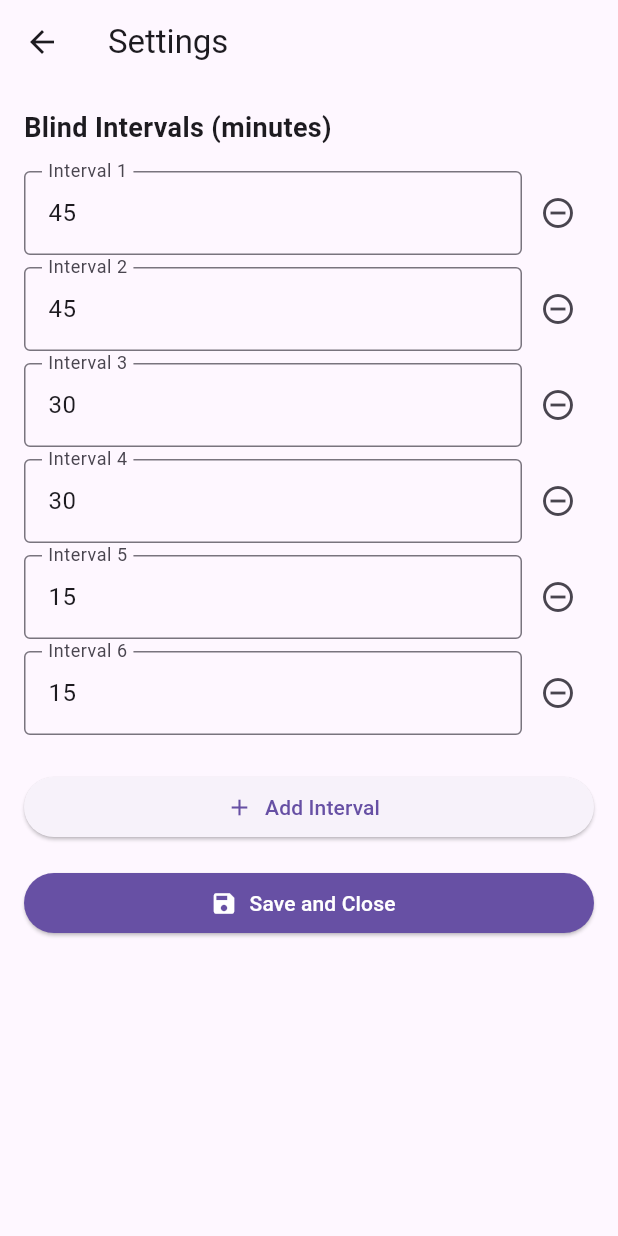
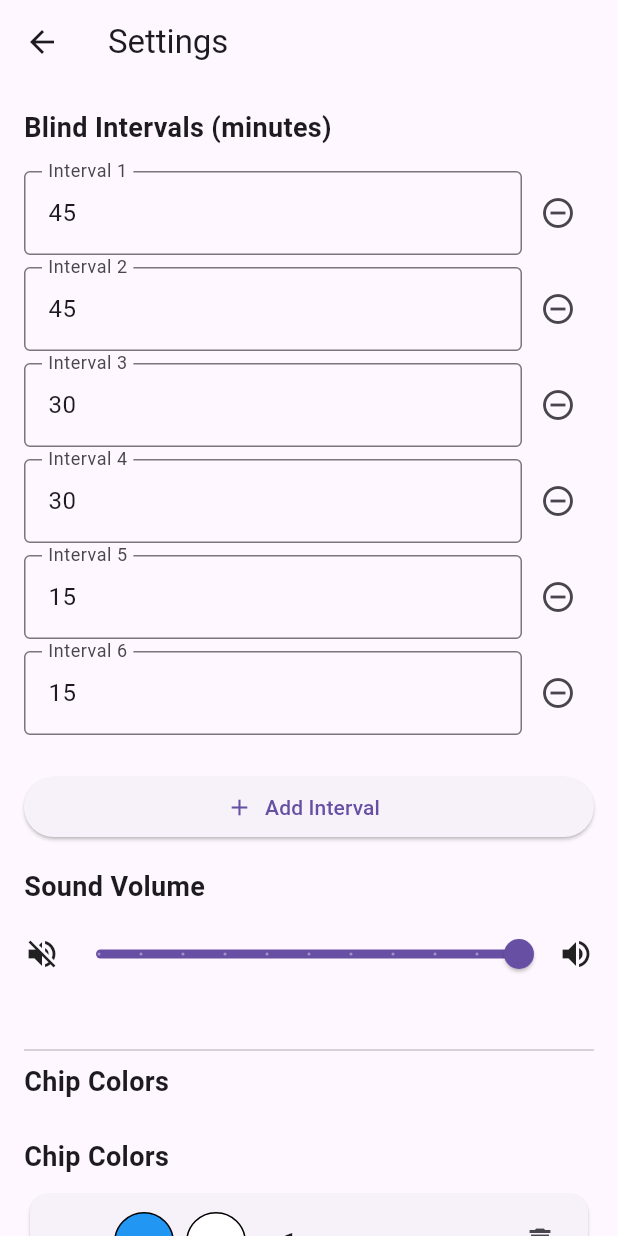
Before and after one commit to wpieters/poker-timer-app-flutter, a Flutter app: the screen it shows after launch, after a tap on "Start", after a tap on the "settings" icon, on a phone screen of 412 x 824 dp. Run offline on Flutter 3.47's test engine with Material 3 defaults, Android fonts, the phone set to English and light mode, and no system bars; our stand-ins replace assets_audio_player, flutter_colorpicker, shared_preferences.

Commit message:
feat: add volume control for timer end sound
- Add volume setting to BlindSettings model
- Add volume slider to settings page
- Apply volume setting to timer end sound
- Add audio assets directory
- Add widget directory with chip level editor

```diff
--- a/lib/main.dart
+++ b/lib/main.dart
@@ -1,7 +1,8 @@
 import 'package:flutter/material.dart';
 import 'dart:async';
 
-import 'package:poker_timer/blindcolors.dart';
+import 'package:assets_audio_player/assets_audio_player.dart';
+import 'package:poker_timer/models/blind_settings.dart';
 import 'package:poker_timer/services/settings_service.dart';
 import 'package:poker_timer/pages/settings_page.dart';
 
@@ -42,40 +43,29 @@ enum TimerState {
 }
 
 class _TimerHomePageState extends State<TimerHomePage> {
+  final AssetsAudioPlayer _audioPlayer = AssetsAudioPlayer();
   late List<int> intervals;
+  late List<ChipLevel> chipLevels;
   int? currentInterval;
   Timer? _timer;
   Timer? _countdownTimer;
   int _remainingSeconds = 0;
   String message = "Press start to begin timer.";
   TimerState _timerState = TimerState.initial;
-  List<BlindColors> blindColorsList = [
-    BlindColors(smallBlind: Colors.blue, bigBlind: Colors.white, bigCount: 1),
-    BlindColors(smallBlind: Colors.white, bigBlind: Colors.black, bigCount: 1),
-    BlindColors(smallBlind: Colors.black, bigBlind: Colors.red, bigCount: 1),
-    BlindColors(smallBlind: Colors.red, bigBlind: Colors.green, bigCount: 1),
-    BlindColors(smallBlind: Colors.green, bigBlind: Colors.green, bigCount: 2),
-    BlindColors(smallBlind: Colors.green, bigBlind: Colors.green, bigCount: 4),
-    BlindColors(smallBlind: Colors.green, bigBlind: Colors.green, bigCount: 8),
-    BlindColors(smallBlind: Colors.green, bigBlind: Colors.green, bigCount: 16),
-    BlindColors(smallBlind: Colors.green, bigBlind: Colors.green, bigCount: 32),
-    BlindColors(smallBlind: Colors.green, bigBlind: Colors.green, bigCount: 64),
-    BlindColors(smallBlind: Colors.green, bigBlind: Colors.green, bigCount: 128), // we should never realistically reach this
-  ];
   int currentBlindIndex = 0;
 
   @override
   void dispose() {
     _timer?.cancel();
+    _audioPlayer.dispose();
     super.dispose();
   }
 
   void _updateBlinds() {
-    if (currentBlindIndex < blindColorsList.length - 1) {
+    if (currentBlindIndex < chipLevels.length - 1) {
       currentBlindIndex++;
-    } else {
-      currentBlindIndex = 0;
     }
+    // Stay at final level once reached
   }
 
   void _startTimer() {
@@ -107,7 +97,15 @@ class _TimerHomePageState extends State<TimerHomePage> {
       });
     });
 
-    _timer = Timer(Duration(minutes: currentInterval!), () {
+    _timer = Timer(Duration(minutes: currentInterval!), () async {
+      // Play sound when timer ends
+      final settings = widget.settingsService.getSettings();
+      await _audioPlayer.open(
+        Audio("assets/audio/timer_end.mp3"),
+        autoStart: true,
+        showNotification: false,
+        volume: settings.volume,
+      );
       setState(() {
         _updateBlinds();
         message = "$currentInterval minutes passed!";
@@ -151,6 +149,7 @@ class _TimerHomePageState extends State<TimerHomePage> {
     final settings = widget.settingsService.getSettings();
     setState(() {
       intervals = List.from(settings.intervals);
+      chipLevels = List.from(settings.chipLevels);
     });
   }
 
@@ -163,6 +162,7 @@ class _TimerHomePageState extends State<TimerHomePage> {
           onSettingsChanged: (newSettings) {
             setState(() {
               intervals = List.from(newSettings.intervals);
+              chipLevels = List.from(newSettings.chipLevels);
             });
           },
         ),
@@ -172,7 +172,7 @@ class _TimerHomePageState extends State<TimerHomePage> {
 
   @override
   Widget build(BuildContext context) {
-    BlindColors currentBlinds = blindColorsList[currentBlindIndex];
+    final currentLevel = chipLevels[currentBlindIndex];
 
     return Scaffold(
       appBar: AppBar(
@@ -227,8 +227,60 @@ class _TimerHomePageState extends State<TimerHomePage> {
                 Row(
                   mainAxisAlignment: MainAxisAlignment.center,
                   children: [
-                    buildBlindIcon(currentBlinds.smallBlind, currentBlinds.getSmallCount()), // Small blind icon
-                    buildBlindIcon(currentBlinds.bigBlind, currentBlinds.getBigCount()), // Big blind icon
+                    Stack(
+                      alignment: Alignment.bottomRight,
+                      children: [
+                        Container(
+                          width: 60,
+                          height: 60,
+                          margin: const EdgeInsets.all(8),
+                          decoration: BoxDecoration(
+                            color: currentLevel.smallBlindColor,
+                            shape: BoxShape.circle,
+                            border: Border.all(color: Colors.black, width: 2),
+                          ),
+                        ),
+                        if (currentLevel.bigBlindMultiplier > 1)
+                          Container(
+                            padding: const EdgeInsets.all(4),
+                            decoration: const BoxDecoration(
+                              color: Colors.black54,
+                              shape: BoxShape.circle,
+                            ),
+                            child: Text(
+                              "×${currentLevel.bigBlindMultiplier ~/ 2}",
+                              style: const TextStyle(fontSize: 16, color: Colors.white, fontWeight: FontWeight.bold),
+                            ),
+                          ),
+                      ],
+                    ),
+                    Stack(
+                      alignment: Alignment.bottomRight,
+                      children: [
+                        Container(
+                          width: 60,
+                          height: 60,
+                          margin: const EdgeInsets.all(8),
+                          decoration: BoxDecoration(
+                            color: currentLevel.bigBlindColor,
+                            shape: BoxShape.circle,
+                            border: Border.all(color: Colors.black, width: 2),
+                          ),
+                        ),
+                        if (currentLevel.bigBlindMultiplier > 1)
+                          Container(
+                            padding: const EdgeInsets.all(4),
+                            decoration: const BoxDecoration(
+                              color: Colors.black54,
+                              shape: BoxShape.circle,
+                            ),
+                            child: Text(
+                              "×${currentLevel.bigBlindMultiplier}",
+                              style: const TextStyle(fontSize: 16, color: Colors.white, fontWeight: FontWeight.bold),
+                            ),
+                          ),
+                      ],
+                    ),
                   ],
                 ),
               ],
--- a/lib/models/blind_settings.dart
+++ b/lib/models/blind_settings.dart
@@ -1,27 +1,110 @@
 import 'dart:convert';
+import 'package:flutter/material.dart';
+
+class ChipLevel {
+  final Color smallBlindColor;
+  final Color bigBlindColor;
+  final int bigBlindMultiplier;
+
+  const ChipLevel({
+    required this.smallBlindColor,
+    required this.bigBlindColor,
+    required this.bigBlindMultiplier,
+  });
+
+  Map<String, dynamic> toJson() {
+    return {
+      'smallBlindColor': smallBlindColor.value,
+      'bigBlindColor': bigBlindColor.value,
+      'bigBlindMultiplier': bigBlindMultiplier,
+    };
+  }
+
+  factory ChipLevel.fromJson(Map<String, dynamic> json) {
+    return ChipLevel(
+      smallBlindColor: Color(json['smallBlindColor']),
+      bigBlindColor: Color(json['bigBlindColor']),
+      bigBlindMultiplier: json['bigBlindMultiplier'],
+    );
+  }
+
+  ChipLevel copyWith({
+    Color? smallBlindColor,
+    Color? bigBlindColor,
+    int? bigBlindMultiplier,
+  }) {
+    return ChipLevel(
+      smallBlindColor: smallBlindColor ?? this.smallBlindColor,
+      bigBlindColor: bigBlindColor ?? this.bigBlindColor,
+      bigBlindMultiplier: bigBlindMultiplier ?? this.bigBlindMultiplier,
+    );
+  }
+}
 
 class BlindSettings {
   final List<int> intervals;
+  final List<ChipLevel> chipLevels;
+  final double volume;
 
   const BlindSettings({
     required this.intervals,
+    required this.chipLevels,
+    this.volume = 1.0,
   });
 
   factory BlindSettings.defaultSettings() {
-    return const BlindSettings(
-      intervals: [45, 45, 30, 30, 15, 15],
+    return BlindSettings(
+      intervals: const [45, 45, 30, 30, 15, 15],
+      chipLevels: [
+        const ChipLevel(
+          smallBlindColor: Colors.blue,
+          bigBlindColor: Colors.white,
+          bigBlindMultiplier: 1,
+        ),
+        const ChipLevel(
+          smallBlindColor: Colors.white,
+          bigBlindColor: Colors.black,
+          bigBlindMultiplier: 1,
+        ),
+        const ChipLevel(
+          smallBlindColor: Colors.black,
+          bigBlindColor: Colors.red,
+          bigBlindMultiplier: 1,
+        ),
+        const ChipLevel(
+          smallBlindColor: Colors.red,
+          bigBlindColor: Colors.green,
+          bigBlindMultiplier: 1,
+        ),
+        const ChipLevel(
+          smallBlindColor: Colors.green,
+          bigBlindColor: Colors.green,
+          bigBlindMultiplier: 2,
+        ),
+        const ChipLevel(
+          smallBlindColor: Colors.green,
+          bigBlindColor: Colors.green,
+          bigBlindMultiplier: 4,
+        ),
+      ],
     );
   }
 
   Map<String, dynamic> toJson() {
     return {
       'intervals': intervals,
+      'chipLevels': chipLevels.map((level) => level.toJson()).toList(),
+      'volume': volume,
     };
   }
 
   factory BlindSettings.fromJson(Map<String, dynamic> json) {
     return BlindSettings(
       intervals: List<int>.from(json['intervals']),
+      chipLevels: (json['chipLevels'] as List)
+          .map((level) => ChipLevel.fromJson(level))
+          .toList(),
+      volume: (json['volume'] as num?)?.toDouble() ?? 1.0,
     );
   }
 
@@ -33,9 +116,13 @@ class BlindSettings {
 
   BlindSettings copyWith({
     List<int>? intervals,
+    List<ChipLevel>? chipLevels,
+    double? volume,
   }) {
     return BlindSettings(
       intervals: intervals ?? this.intervals,
+      chipLevels: chipLevels ?? this.chipLevels,
+      volume: volume ?? this.volume,
     );
   }
 }
--- a/lib/pages/settings_page.dart
+++ b/lib/pages/settings_page.dart
@@ -1,6 +1,7 @@
 import 'package:flutter/material.dart';
 import '../models/blind_settings.dart';
 import '../services/settings_service.dart';
+import '../widgets/chip_level_editor.dart';
 
 class SettingsPage extends StatefulWidget {
   final SettingsService settingsService;
@@ -21,11 +22,15 @@ class _SettingsPageState extends State<SettingsPage> {
   final _formKey = GlobalKey<FormState>();
   final List<TextEditingController> _controllers = [];
   bool _hasUnsavedChanges = false;
+  late List<ChipLevel> _chipLevels;
+  late double _volume;
 
   @override
   void initState() {
     super.initState();
     _settings = widget.settingsService.getSettings();
+    _chipLevels = List.from(_settings.chipLevels);
+    _volume = _settings.volume;
     _initializeControllers();
   }
 
@@ -61,7 +66,10 @@ class _SettingsPageState extends State<SettingsPage> {
           .map((controller) => int.parse(controller.text))
           .toList();
 
-      final newSettings = _settings.copyWith(intervals: newIntervals);
+      final newSettings = _settings.copyWith(
+        intervals: newIntervals,
+        chipLevels: _chipLevels,
+      );
       await widget.settingsService.saveSettings(newSettings);
       widget.onSettingsChanged(newSettings);
 
@@ -152,6 +160,51 @@ class _SettingsPageState extends State<SettingsPage> {
               ],
             ),
             const SizedBox(height: 16),
+            const Text(
+              'Sound Volume',
+              style: TextStyle(fontSize: 18, fontWeight: FontWeight.bold),
+            ),
+            const SizedBox(height: 8),
+            Row(
+              children: [
+                const Icon(Icons.volume_off),
+                Expanded(
+                  child: Slider(
+                    value: _volume,
+                    min: 0.0,
+                    max: 1.0,
+                    divisions: 10,
+                    label: '${(_volume * 100).round()}%',
+                    onChanged: (value) {
+                      setState(() {
+                        _volume = value;
+                        _hasUnsavedChanges = true;
+                      });
+                    },
+                  ),
+                ),
+                const Icon(Icons.volume_up),
+              ],
+            ),
+            const SizedBox(height: 32),
+            const Divider(),
+            const Text(
+              'Chip Colors',
+              style: TextStyle(fontSize: 18, fontWeight: FontWeight.bold),
+            ),
+            const SizedBox(height: 16),
+            ChipLevelEditor(
+              chipLevels: _chipLevels,
+              onChipLevelsChanged: (levels) {
+                setState(() {
+                  _chipLevels = levels;
+                  _hasUnsavedChanges = true;
+                });
+              },
+            ),
+            const SizedBox(height: 32),
+            const Divider(),
+            const SizedBox(height: 16),
             Row(
               children: [
                 Expanded(
--- /dev/null
+++ b/lib/widgets/chip_level_editor.dart
@@ -0,0 +1,202 @@
+import 'package:flutter/material.dart';
+import '../models/blind_settings.dart';
+import 'package:flutter_colorpicker/flutter_colorpicker.dart';
+
+class ChipLevelEditor extends StatefulWidget {
+  final List<ChipLevel> chipLevels;
+  final Function(List<ChipLevel>) onChipLevelsChanged;
+
+  const ChipLevelEditor({
+    super.key,
+    required this.chipLevels,
+    required this.onChipLevelsChanged,
+  });
+
+  @override
+  State<ChipLevelEditor> createState() => _ChipLevelEditorState();
+}
+
+class _ChipLevelEditorState extends State<ChipLevelEditor> {
+  late List<ChipLevel> _chipLevels;
+
+  @override
+  void initState() {
+    super.initState();
+    _chipLevels = List.from(widget.chipLevels);
+  }
+
+  void _showColorPicker(int index, bool isSmallBlind) {
+    showDialog(
+      context: context,
+      builder: (context) {
+        Color pickerColor = isSmallBlind
+            ? _chipLevels[index].smallBlindColor
+            : _chipLevels[index].bigBlindColor;
+
+        return AlertDialog(
+          title: Text('Pick ${isSmallBlind ? 'Small' : 'Big'} Blind Color'),
+          content: SingleChildScrollView(
+            child: ColorPicker(
+              pickerColor: pickerColor,
+              onColorChanged: (color) {
+                pickerColor = color;
+              },
+              pickerAreaHeightPercent: 0.8,
+            ),
+          ),
+          actions: [
+            TextButton(
+              onPressed: () => Navigator.pop(context),
+              child: const Text('Cancel'),
+            ),
+            TextButton(
+              onPressed: () {
+                setState(() {
+                  final updatedLevel = _chipLevels[index].copyWith(
+                    smallBlindColor: isSmallBlind ? pickerColor : null,
+                    bigBlindColor: isSmallBlind ? null : pickerColor,
+                  );
+                  _chipLevels[index] = updatedLevel;
+                });
+                widget.onChipLevelsChanged(_chipLevels);
+                Navigator.pop(context);
+              },
+              child: const Text('Select'),
+            ),
+          ],
+        );
+      },
+    );
+  }
+
+  void _updateMultiplier(int index, int value) {
+    setState(() {
+      final updatedLevel = _chipLevels[index].copyWith(
+        bigBlindMultiplier: value,
+      );
+      _chipLevels[index] = updatedLevel;
+    });
+    widget.onChipLevelsChanged(_chipLevels);
+  }
+
+  @override
+  Widget build(BuildContext context) {
+    return Column(
+      crossAxisAlignment: CrossAxisAlignment.start,
+      children: [
+        const Padding(
+          padding: EdgeInsets.symmetric(vertical: 8.0),
+          child: Text(
+            'Chip Colors',
+            style: TextStyle(fontSize: 18, fontWeight: FontWeight.bold),
+          ),
+        ),
+        ReorderableListView.builder(
+          shrinkWrap: true,
+          physics: const NeverScrollableScrollPhysics(),
+          itemCount: _chipLevels.length,
+          onReorder: (oldIndex, newIndex) {
+            setState(() {
+              if (oldIndex < newIndex) {
+                newIndex -= 1;
+              }
+              final item = _chipLevels.removeAt(oldIndex);
+              _chipLevels.insert(newIndex, item);
+            });
+            widget.onChipLevelsChanged(_chipLevels);
+          },
+          itemBuilder: (context, index) {
+            final level = _chipLevels[index];
+            return Card(
+              key: ValueKey(index),
+              child: Padding(
+                padding: const EdgeInsets.all(8.0),
+                child: Row(
+                  children: [
+                    IconButton(
+                      icon: const Icon(Icons.drag_handle),
+                      onPressed: null,
+                    ),
+                    Expanded(
+                      child: Row(
+                        children: [
+                          GestureDetector(
+                            onTap: () => _showColorPicker(index, true),
+                            child: Container(
+                              width: 40,
+                              height: 40,
+                              decoration: BoxDecoration(
+                                color: level.smallBlindColor,
+                                shape: BoxShape.circle,
+                                border: Border.all(color: Colors.black),
+                              ),
+                            ),
+                          ),
+                          const SizedBox(width: 8),
+                          GestureDetector(
+                            onTap: () => _showColorPicker(index, false),
+                            child: Container(
+                              width: 40,
+                              height: 40,
+                              decoration: BoxDecoration(
+                                color: level.bigBlindColor,
+                                shape: BoxShape.circle,
+                                border: Border.all(color: Colors.black),
+                              ),
+                            ),
+                          ),
+                          const SizedBox(width: 16),
+                          DropdownButton<int>(
+                            value: level.bigBlindMultiplier,
+                            items: [1, 2, 4, 8, 16, 32, 64, 128]
+                                .map((value) => DropdownMenuItem(
+                                      value: value,
+                                      child: Text('×$value'),
+                                    ))
+                                .toList(),
+                            onChanged: (value) {
+                              if (value != null) {
+                                _updateMultiplier(index, value);
+                              }
+                            },
+                          ),
+                        ],
+                      ),
+                    ),
+                    if (_chipLevels.length > 1)
+                      IconButton(
+                        icon: const Icon(Icons.delete_outline),
+                        onPressed: () {
+                          setState(() {
+                            _chipLevels.removeAt(index);
+                          });
+                          widget.onChipLevelsChanged(_chipLevels);
+                        },
+                      ),
+                  ],
+                ),
+              ),
+            );
+          },
+        ),
+        const SizedBox(height: 16),
+        ElevatedButton.icon(
+          onPressed: () {
+            setState(() {
+              _chipLevels.add(
+                const ChipLevel(
+                  smallBlindColor: Colors.blue,
+                  bigBlindColor: Colors.white,
+                  bigBlindMultiplier: 1,
+                ),
+              );
+            });
+            widget.onChipLevelsChanged(_chipLevels);
+          },
+          icon: const Icon(Icons.add),
+          label: const Text('Add Chip Level'),
+        ),
+      ],
+    );
+  }
+}
```
Also changed, not shown: pubspec.yaml (+3 -7 lines), 1 other file.
